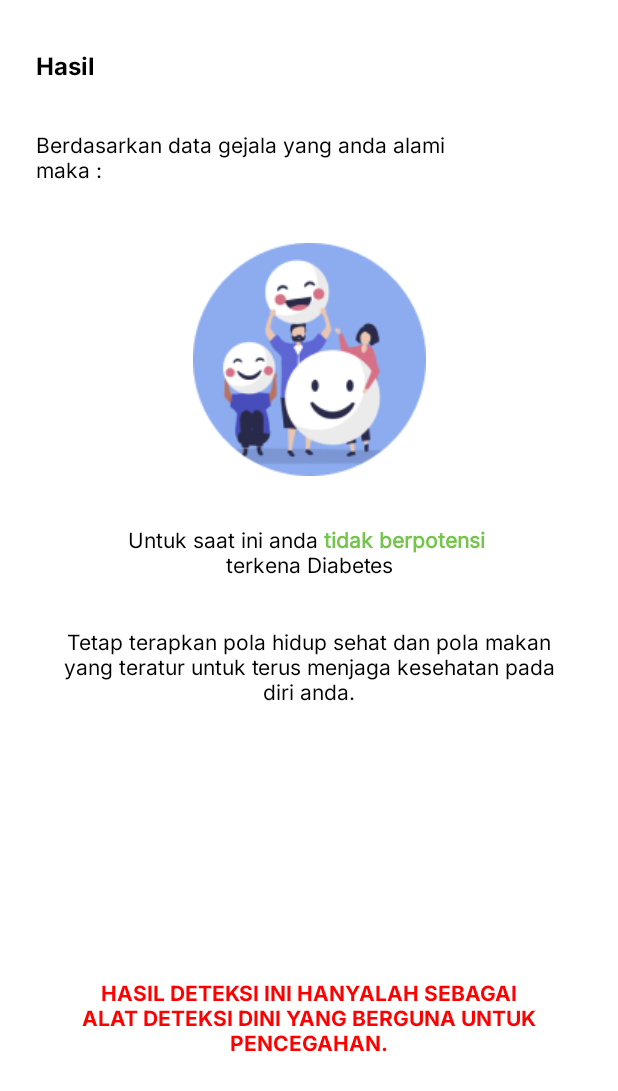
After one commit to herdiyusli/Glucos-App, an Android app: the HasilNegActivity screen opened directly, with no data from a screen before it, on a phone screen of 412 x 824 dp. The commit adds this screen. Shown: the top 1091 px of the screen. Run offline under Robolectric (Android 15) with nearby library versions, the phone set to English and light mode, and no system bars; Roboto replaces fonts that are not available here.

Commit message:
import tflite model & menambahkan fungsi untuk deteksi diabetes

```diff
--- a/GlucosApp/app/src/main/AndroidManifest.xml
+++ b/GlucosApp/app/src/main/AndroidManifest.xml
@@ -13,6 +13,9 @@
         android:roundIcon="@mipmap/ic_launcher_round"
         android:supportsRtl="true"
         android:theme="@style/Theme.GlucosApp.Light">
+        <activity
+            android:name=".view.HasilNegActivity"
+            android:exported="false" />
         <activity
             android:name=".view.HasilPosActivity"
             android:exported="false" />
--- /dev/null
+++ b/GlucosApp/app/src/main/java/com/herdi/yusli/glucosapp/view/HasilNegActivity.kt
@@ -0,0 +1,17 @@
+package com.herdi.yusli.glucosapp.view
+
+import androidx.appcompat.app.AppCompatActivity
+import android.os.Bundle
+import com.herdi.yusli.glucosapp.R
+
+class HasilNegActivity : AppCompatActivity() {
+    override fun onCreate(savedInstanceState: Bundle?) {
+        super.onCreate(savedInstanceState)
+        setContentView(R.layout.activity_hasil_neg)
+        supportActionBar?.hide()
+    }
+    override fun onBackPressed() {
+        super.onBackPressed()
+        finish()
+    }
+}
--- /dev/null
+++ b/GlucosApp/app/src/main/res/layout/activity_hasil_neg.xml
@@ -0,0 +1,99 @@
+<?xml version="1.0" encoding="utf-8"?>
+<androidx.constraintlayout.widget.ConstraintLayout xmlns:android="http://schemas.android.com/apk/res/android"
+    xmlns:app="http://schemas.android.com/apk/res-auto"
+    xmlns:tools="http://schemas.android.com/tools"
+    android:layout_width="match_parent"
+    android:layout_height="match_parent"
+    tools:context=".view.HasilNegActivity">
+
+    <TextView
+        android:id="@+id/penjelasanHasil2"
+        android:layout_width="0dp"
+        android:layout_height="wrap_content"
+        android:layout_marginStart="32dp"
+        android:layout_marginTop="32dp"
+        android:layout_marginEnd="32dp"
+        android:fontFamily="@font/inter"
+        android:text="@string/tetap_terapkan_pola_hidup_sehat_dan_pola_makan_yang_teratur_untuk_terus_menjaga_kesehatan_pada_diri_anda"
+        android:textAlignment="center"
+        android:textColor="@color/black"
+        android:textSize="14sp"
+        app:layout_constraintEnd_toEndOf="parent"
+        app:layout_constraintStart_toStartOf="parent"
+        app:layout_constraintTop_toBottomOf="@+id/penjelasanHasil" />
+
+    <TextView
+        android:id="@+id/penjelasanHasil5"
+        android:layout_width="0dp"
+        android:layout_height="wrap_content"
+        android:layout_marginStart="32dp"
+        android:layout_marginEnd="32dp"
+        android:layout_marginBottom="120dp"
+        android:fontFamily="@font/inter_bold"
+        android:text="@string/hasil_deteksi_ini_hanyalah_sebagai_alat_deteksi_dini_yang_berguna_untuk_pencegahan"
+        android:textAlignment="center"
+        android:textAllCaps="true"
+        android:textColor="#FF0000"
+        android:textSize="14sp"
+        app:layout_constraintBottom_toBottomOf="parent"
+        app:layout_constraintEnd_toEndOf="parent"
+        app:layout_constraintHorizontal_bias="1.0"
+        app:layout_constraintStart_toStartOf="parent" />
+
+    <TextView
+        android:id="@+id/TvHasilText"
+        android:layout_width="wrap_content"
+        android:layout_height="wrap_content"
+        android:layout_marginStart="24dp"
+        android:layout_marginTop="32dp"
+        android:fontFamily="@font/inter_bold"
+        android:gravity="center_vertical"
+        android:text="@string/hasil"
+        android:textColor="@color/black"
+        android:textSize="16sp"
+        app:layout_constraintStart_toStartOf="parent"
+        app:layout_constraintTop_toTopOf="parent" />
+
+    <TextView
+        android:id="@+id/penjelasanTvH"
+        android:layout_width="0dp"
+        android:layout_height="wrap_content"
+        android:layout_marginTop="32dp"
+        android:layout_marginEnd="32dp"
+        android:fontFamily="@font/inter"
+        android:text="@string/berdasarkan_data_gejala_yang_anda_alami_maka"
+        android:textColor="@color/black"
+        android:textSize="14sp"
+        app:layout_constraintEnd_toEndOf="parent"
+        app:layout_constraintHorizontal_bias="1.0"
+        app:layout_constraintStart_toStartOf="@+id/TvHasilText"
+        app:layout_constraintTop_toBottomOf="@+id/TvHasilText" />
+
+    <ImageView
+        android:id="@+id/imageView3"
+        android:layout_width="wrap_content"
+        android:layout_height="wrap_content"
+        android:layout_marginTop="40dp"
+        android:contentDescription="@string/ilustrasi"
+        android:src="@drawable/negative"
+        app:layout_constraintEnd_toEndOf="parent"
+        app:layout_constraintStart_toStartOf="parent"
+        app:layout_constraintTop_toBottomOf="@+id/penjelasanTvH" />
+
+    <TextView
+        android:id="@+id/penjelasanHasil"
+        android:layout_width="0dp"
+        android:layout_height="wrap_content"
+        android:layout_marginStart="32dp"
+        android:layout_marginTop="32dp"
+        android:layout_marginEnd="32dp"
+        android:fontFamily="@font/inter"
+        android:text="@string/penjelasan_hasil_negatif"
+        android:textAlignment="center"
+        android:textColor="@color/black"
+        android:textSize="14sp"
+        app:layout_constraintEnd_toEndOf="parent"
+        app:layout_constraintStart_toStartOf="parent"
+        app:layout_constraintTop_toBottomOf="@+id/imageView3" />
+
+</androidx.constraintlayout.widget.ConstraintLayout>
--- a/GlucosApp/app/src/main/res/values/strings.xml
+++ b/GlucosApp/app/src/main/res/values/strings.xml
@@ -67,6 +67,7 @@
     <string name="berdasarkan_data_gejala_yang_anda_alami_maka">Berdasarkan data gejala yang anda alami \nmaka :</string>
     <string name="ilustrasi">ilustrasi</string>
     <string name="penjelasan_hasil_positif"><font color="#000000">Anda</font> <font color="#FF0000"><b>Berpotensi</b></font> <font color="#000000">terkena Diabetes</font></string>
+    <string name="penjelasan_hasil_negatif"><font color="#000000">Untuk saat ini anda</font> <font color="#75C44C"><b>tidak berpotensi</b></font> <font color="#000000">\nterkena Diabetes</font></string>
     <string name="dari_hasil_deteksi_anda_berpontesi">Dari hasil deteksi anda berpontesi</string>
     <string name="_78">78%</string>
     <string name="terkena_penyakit_diabtes_segera_cegah_dengan_menerapkan_pola_hidup_sehat">terkena penyakit diabtes, Segera cegah dengan menerapkan pola hidup sehat.</string>
@@ -85,6 +86,7 @@
     <string name="apakah_otot_anda_sering_terasa_kaku">Apakah otot anda sering terasa kaku?</string>
     <string name="apakah_anda_mengalami_kerontokan_rambut">Apakah anda mengalami kerontokan Rambut?</string>
     <string name="apakah_anda_memiliki_kelebihan_berat_badan_atau_obesitas">Apakah anda memiliki kelebihan berat badan atau obesitas?</string>
+    <string name="tetap_terapkan_pola_hidup_sehat_dan_pola_makan_yang_teratur_untuk_terus_menjaga_kesehatan_pada_diri_anda">Tetap terapkan pola hidup sehat dan pola makan yang teratur untuk terus menjaga kesehatan pada diri anda.</string>
 
 
     <string-array name="nameDev">
```
Also changed, not shown: GlucosApp/app/src/main/java/com/herdi/yusli/glucosapp/view/DetectionActivity.kt (+57 -16 lines), GlucosApp/app/src/main/java/com/herdi/yusli/glucosapp/view/HasilPosActivity.kt (+23 -3 lines), GlucosApp/app/src/main/res/layout/activity_detection.xml (+6 -4 lines), GlucosApp/app/src/main/res/drawable/negative.png (added), 3 other files.
